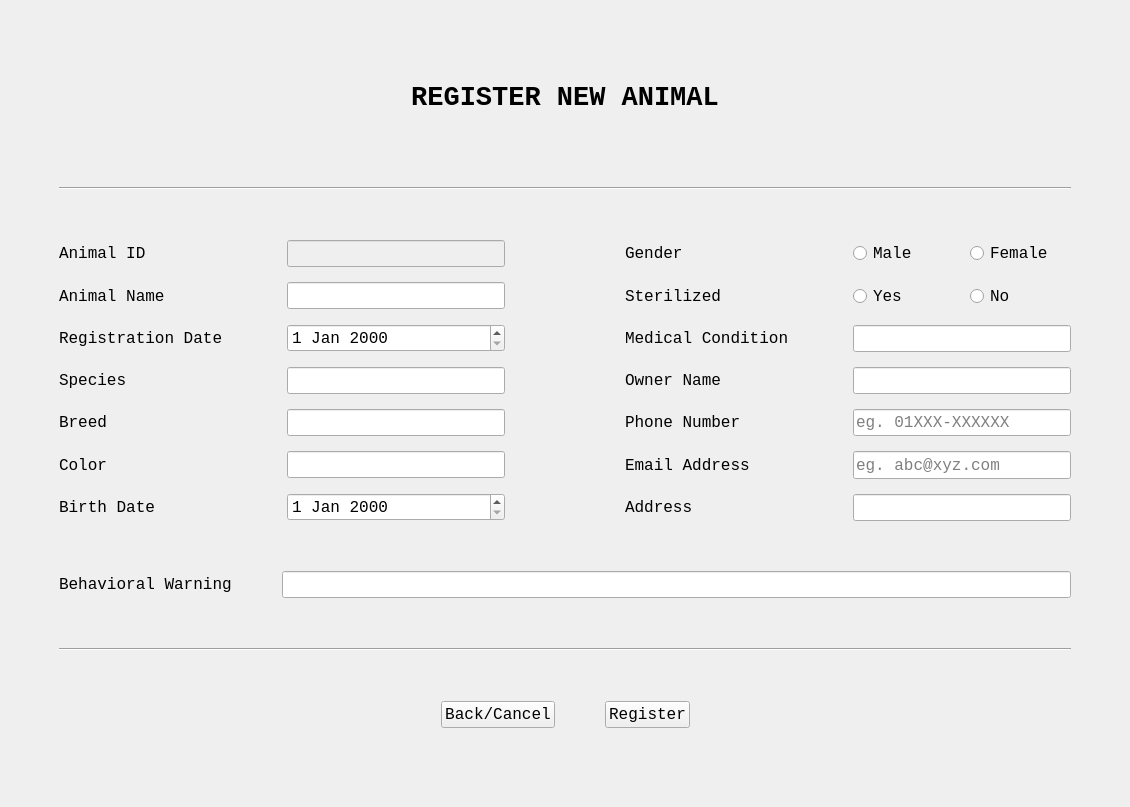
First picture: the form in AnimalRegistrationUI.ui, repository ASNaeem/Simple-VCMS, before the edit.
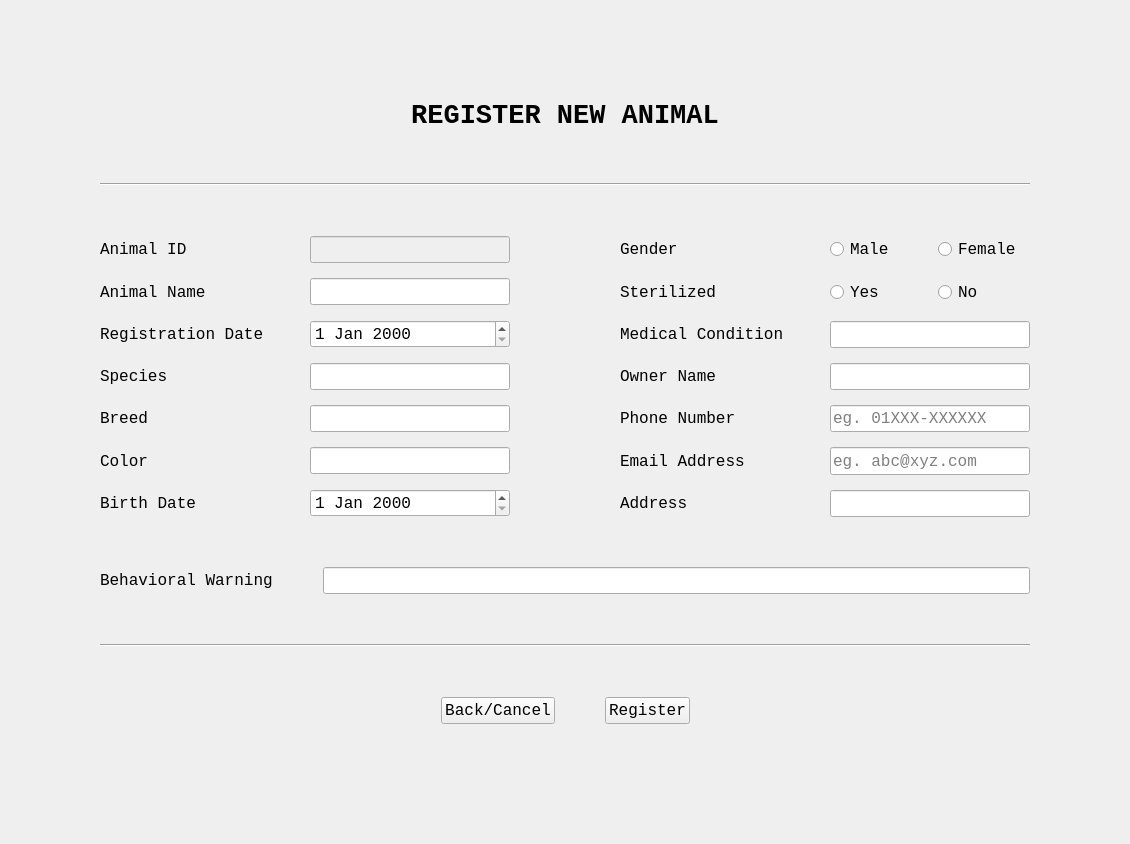
Second picture: the form after the edit.

Commit message: AnimalDetailsUI AnimalInformationUI AnimalRegiatrationUI

Diff of the .ui file:
```diff
--- a/AnimalRegistrationUI.ui
+++ b/AnimalRegistrationUI.ui
@@ -7,7 +7,7 @@
     <x>0</x>
     <y>0</y>
     <width>1130</width>
-    <height>807</height>
+    <height>844</height>
    </rect>
   </property>
   <property name="windowTitle">
@@ -15,6 +15,18 @@
   </property>
   <widget class="QWidget" name="centralwidget">
    <layout class="QVBoxLayout" name="verticalLayout_6">
+    <property name="leftMargin">
+     <number>50</number>
+    </property>
+    <property name="topMargin">
+     <number>50</number>
+    </property>
+    <property name="rightMargin">
+     <number>50</number>
+    </property>
+    <property name="bottomMargin">
+     <number>50</number>
+    </property>
     <item>
      <layout class="QVBoxLayout" name="verticalLayout_5" stretch="0,0,0,0,0,0,0,0">
       <property name="spacing">
```
The commit also changes 3 other files.
